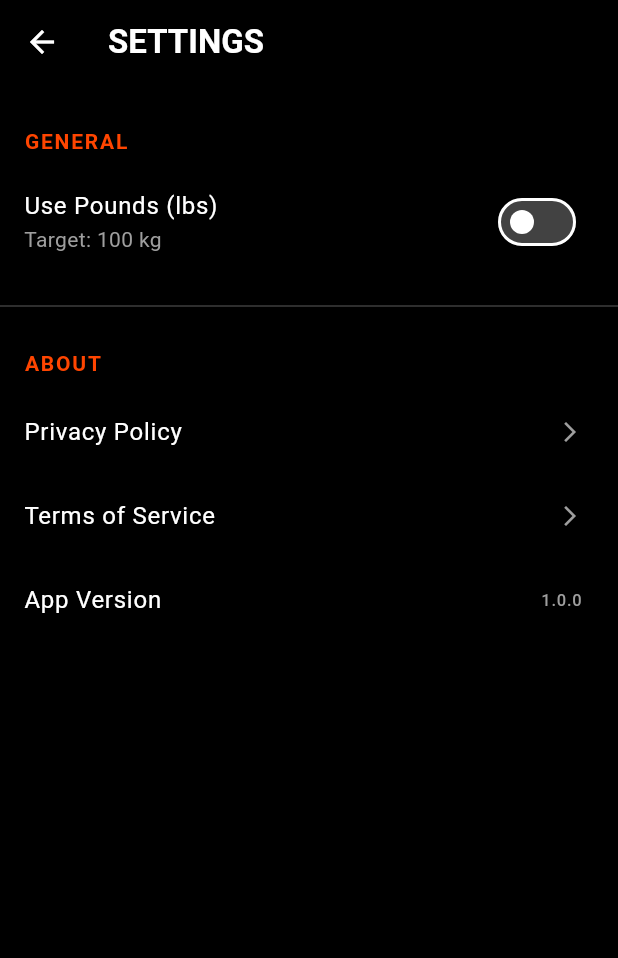
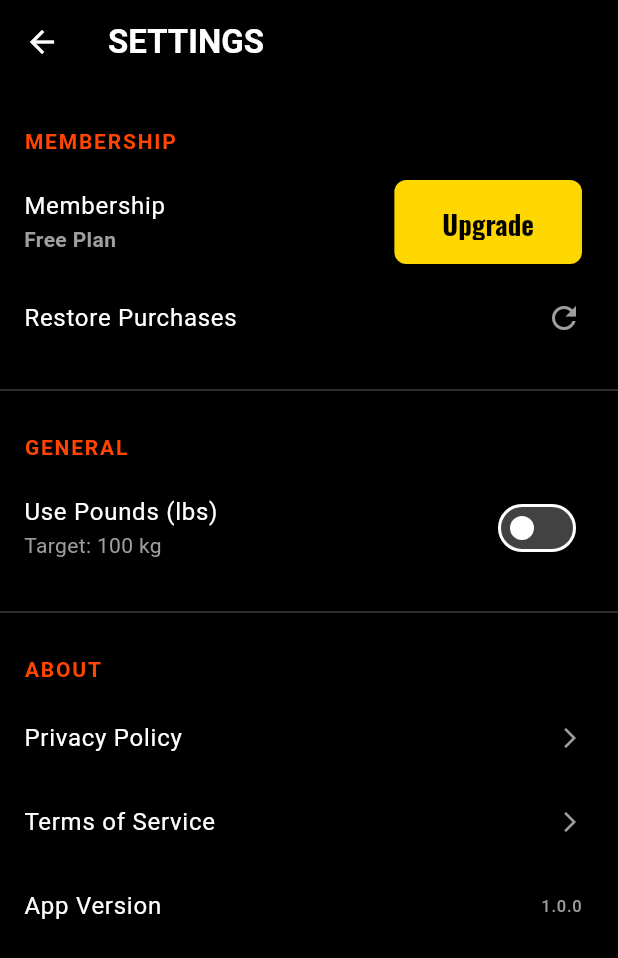
Before and after one commit to kenjikuroki/bench_breakthrough, a Flutter app: the screen it shows after launch, after a tap on the "settings" icon, on a phone screen of 412 x 824 dp. Shown: the top 958 px of the screen. Run offline on Flutter 3.47's test engine with Material 3 defaults, Android fonts, the phone set to English and light mode, and no system bars; our stand-ins replace fl_chart, flutter_markdown, flutter_riverpod, gap, google_fonts, google_mobile_ads and 5 more; accounts and stored records are empty; generated files the repository leaves out were written again.

Commit message:
バージョン1.0.0

```diff
--- /dev/null
+++ b/lib/core/config/app_config.dart
@@ -0,0 +1,5 @@
+class AppConfig {
+  // 課金機能の有効/無効フラグ
+  // テスト時は false、リリース時は true にする
+  static const bool isBillingEnabled = true;
+}
--- a/lib/features/dashboard/dashboard_screen.dart
+++ b/lib/features/dashboard/dashboard_screen.dart
@@ -17,6 +17,7 @@ import 'dashboard_provider.dart';
 import 'package:bench_breakthrough/features/dashboard/motivation_provider.dart';
 import 'package:bench_breakthrough/l10n/generated/app_localizations.dart';
 import 'package:bench_breakthrough/features/diagnosis/diagnosis_screen.dart';
+import '../subscription/purchase_service.dart';
 
 
 enum HistoryMode {
@@ -35,9 +36,7 @@ class DashboardScreen extends ConsumerStatefulWidget {
 }
 
 class _DashboardScreenState extends ConsumerState<DashboardScreen> {
-  // プレミアム会員かどうかのフラグ
-  bool _isPremiumMember = false;
-
+  // 画面撮影用のキー
   // 画面撮影用のキー
   final GlobalKey _graphKey = GlobalKey();
 
@@ -47,7 +46,8 @@ class _DashboardScreenState extends ConsumerState<DashboardScreen> {
   HistoryMode _historyMode = HistoryMode.chart; // デフォルトはグラフモード
 
   Future<void> _captureAndShare() async {
-    if (!_isPremiumMember) {
+    final isPremium = ref.read(isPremiumProvider).valueOrNull ?? false;
+    if (!isPremium) {
       _showPremiumDialog("シェア機能");
       return;
     }
@@ -93,13 +93,8 @@ class _DashboardScreenState extends ConsumerState<DashboardScreen> {
             style: ElevatedButton.styleFrom(backgroundColor: Colors.amber),
             child: Text("${AppLocalizations.of(context)!.upgrade} (¥480)", style: const TextStyle(color: Colors.black, fontWeight: FontWeight.bold)),
             onPressed: () {
-              setState(() {
-                _isPremiumMember = true;
-              });
+              ref.read(purchaseServiceProvider.notifier).buyPremium();
               Navigator.pop(context);
-              ScaffoldMessenger.of(context).showSnackBar(
-                SnackBar(content: Text(AppLocalizations.of(context)!.premiumSuccess))
-              );
             },
           ),
         ],
@@ -112,6 +107,7 @@ class _DashboardScreenState extends ConsumerState<DashboardScreen> {
     // データ取得
     final currentMaxAsync = ref.watch(currentMaxProvider);
     final historyAsync = ref.watch(workoutHistoryProvider);
+    final isPremium = ref.watch(isPremiumProvider).valueOrNull ?? false;
 
     // 設定値取得 (Unit)
     final isLbs = ref.watch(isLbsProvider);
@@ -367,30 +363,31 @@ class _DashboardScreenState extends ConsumerState<DashboardScreen> {
                                           scale: isOverTarget ? 1.0 : 0.5,
                                           curve: Curves.elasticOut,
                                           child: Container(
-                                            padding: const EdgeInsets.symmetric(horizontal: 20, vertical: 10),
+                                            padding: const EdgeInsets.symmetric(horizontal: 40, vertical: 24),
                                             decoration: BoxDecoration(
-                                              color: Colors.black.withValues(alpha: 0.7),
-                                              borderRadius: BorderRadius.circular(10),
-                                              border: Border.all(color: AppColors.accent, width: 2),
+                                              color: Colors.black.withValues(alpha: 0.8),
+                                              borderRadius: BorderRadius.circular(16),
+                                              border: Border.all(color: AppColors.accent, width: 4),
                                             ),
                                             child: Column(
                                               mainAxisSize: MainAxisSize.min,
                                               children: [
                                                   const Text(
-                                                    "LIMIT BREAK!", // Assuming this is kept in English as a stylistic choice or use AppLocalizations.of(context)!.limitBreak
+                                                    "LIMIT BREAK!",
                                                     style: TextStyle(
                                                       color: AppColors.accent,
                                                       fontWeight: FontWeight.w900,
-                                                      fontSize: 24,
+                                                      fontSize: 36,
                                                       fontStyle: FontStyle.italic,
                                                       shadows: [
-                                                        Shadow(blurRadius: 10, color: AppColors.accent, offset: Offset(0,0))
+                                                        Shadow(blurRadius: 15, color: AppColors.accent, offset: Offset(0,0))
                                                       ]
                                                     ),
                                                   ),
+                                                  const SizedBox(height: 8),
                                                   Text(
                                                     "${formatWeight(targetWeight)}$unitString ${AppLocalizations.of(context)!.limitBreakMsg}",
-                                                    style: const TextStyle(color: Colors.white, fontSize: 12, fontWeight: FontWeight.bold),
+                                                    style: const TextStyle(color: Colors.white, fontSize: 16, fontWeight: FontWeight.bold),
                                                   ),
                                               ],
                                             ),
@@ -420,7 +417,14 @@ class _DashboardScreenState extends ConsumerState<DashboardScreen> {
                                   padding: const EdgeInsets.only(top: 4.0),
                                   child: Text(
                                     "${formatWeight(targetWeight)}$unitString",
-                                    style: const TextStyle(color: AppColors.accent, fontWeight: FontWeight.bold),
+                                    style: const TextStyle(
+                                      color: AppColors.accent,
+                                      fontWeight: FontWeight.w900,
+                                      fontSize: 22, // Increased from default
+                                      shadows: [
+                                        Shadow(blurRadius: 2, color: Colors.black, offset: Offset(1, 1))
+                                      ]
+                                    ),
                                   ),
                                 ),
                               ),
@@ -536,7 +540,7 @@ class _DashboardScreenState extends ConsumerState<DashboardScreen> {
                         // Panel Content
                         Expanded(
                           child: _historyMode == HistoryMode.chart
-                            ? _buildChart(historyAsync, unitString, isLbs)
+                            ? _buildChart(historyAsync, unitString, isLbs, isPremium)
                             : _historyMode == HistoryMode.list
                               ? _buildHistoryList(historyAsync, unitString, isLbs)
                               : _buildDiagnosisPanel(currentMax),
@@ -597,10 +601,11 @@ class _DashboardScreenState extends ConsumerState<DashboardScreen> {
     }
   }
 
-  Widget _buildChart(AsyncValue<List<WorkoutHistoryItem>> historyAsync, String unitString, bool isLbs) {
+  Widget _buildChart(AsyncValue<List<WorkoutHistoryItem>> historyAsync, String unitString, bool isLbs, bool isPremium) {
     return GestureDetector(
       onTap: () {
-        if (!_isPremiumMember) _showPremiumDialog(AppLocalizations.of(context)!.maxWeight);
+        final isPremium = ref.read(isPremiumProvider).valueOrNull ?? false;
+        if (!isPremium) _showPremiumDialog(AppLocalizations.of(context)!.maxWeight);
       },
       child: Container(
         padding: const EdgeInsets.only(right: 20, top: 10, bottom: 10),
@@ -660,7 +665,7 @@ class _DashboardScreenState extends ConsumerState<DashboardScreen> {
                 );
               }
             ),
-            if (!_isPremiumMember)
+            if (!isPremium)
               Container(
                 width: double.infinity,
                 height: double.infinity,
--- a/lib/features/settings/settings_screen.dart
+++ b/lib/features/settings/settings_screen.dart
@@ -3,6 +3,9 @@ import 'package:flutter_riverpod/flutter_riverpod.dart';
 import 'package:bench_breakthrough/l10n/generated/app_localizations.dart';
 import '../../core/theme/app_colors.dart';
 import 'settings_provider.dart';
+import '../subscription/purchase_service.dart';
+
+import 'package:bench_breakthrough/features/settings/policy_screen.dart';
 
 class SettingsScreen extends ConsumerWidget {
   const SettingsScreen({super.key});
@@ -22,6 +25,11 @@ class SettingsScreen extends ConsumerWidget {
       body: ListView(
         children: [
           const SizedBox(height: 20),
+          _buildSectionHeader(AppLocalizations.of(context)!.membership.toUpperCase()),
+          _buildMembershipSection(context, ref),
+
+          const Divider(color: Colors.white24, height: 40),
+
           _buildSectionHeader(AppLocalizations.of(context)!.general.toUpperCase()),
           SwitchListTile(
             title: Text(AppLocalizations.of(context)!.usePounds, style: const TextStyle(color: Colors.white)),
@@ -44,14 +52,30 @@ class SettingsScreen extends ConsumerWidget {
             title: Text(AppLocalizations.of(context)!.privacyPolicy, style: const TextStyle(color: Colors.white)),
             trailing: const Icon(Icons.arrow_forward_ios, color: Colors.grey, size: 16),
             onTap: () {
-              // TODO: Open URL
+              Navigator.push(
+                context,
+                MaterialPageRoute(
+                  builder: (_) => PolicyScreen(
+                    fileName: 'privacy.md',
+                    title: AppLocalizations.of(context)!.privacyPolicy
+                  ),
+                ),
+              );
             },
           ),
            ListTile(
             title: Text(AppLocalizations.of(context)!.termsOfService, style: const TextStyle(color: Colors.white)),
             trailing: const Icon(Icons.arrow_forward_ios, color: Colors.grey, size: 16),
              onTap: () {
-              // TODO: Open URL
+              Navigator.push(
+                context,
+                MaterialPageRoute(
+                  builder: (_) => PolicyScreen(
+                    fileName: 'terms.md',
+                    title: AppLocalizations.of(context)!.termsOfService
+                  ),
+                ),
+              );
             },
           ),
            ListTile(
@@ -60,6 +84,46 @@ class SettingsScreen extends ConsumerWidget {
           ),
         ],
       ),
+    );
+  }
+
+  Widget _buildMembershipSection(BuildContext context, WidgetRef ref) {
+    final isPremium = ref.watch(isPremiumProvider).valueOrNull ?? false;
+    final l10n = AppLocalizations.of(context)!;
+
+    return Column(
+      children: [
+        ListTile(
+          title: Text(l10n.membership, style: const TextStyle(color: Colors.white)),
+          subtitle: Text(
+            isPremium ? l10n.proMember : l10n.freePlan,
+            style: TextStyle(
+              color: isPremium ? AppColors.accent : Colors.grey,
+              fontWeight: FontWeight.bold,
+            ),
+          ),
+          trailing: isPremium
+              ? const Icon(Icons.check_circle, color: AppColors.accent)
+              : ElevatedButton(
+                  onPressed: () {
+                    ref.read(purchaseServiceProvider.notifier).buyPremium();
+                  },
+                  style: ElevatedButton.styleFrom(
+                    backgroundColor: AppColors.accent,
+                    foregroundColor: Colors.black,
+                  ),
+                  child: Text(l10n.upgrade),
+                ),
+        ),
+        if (!isPremium)
+          ListTile(
+            title: Text(l10n.restorePurchases, style: const TextStyle(color: Colors.white)),
+            trailing: const Icon(Icons.refresh, color: Colors.grey),
+            onTap: () {
+              ref.read(purchaseServiceProvider.notifier).restore();
+            },
+          ),
+      ],
     );
   }
 
--- a/lib/l10n/app_en.arb
+++ b/lib/l10n/app_en.arb
@@ -36,6 +36,10 @@
   "privacyPolicy": "Privacy Policy",
   "termsOfService": "Terms of Service",
   "appVersion": "App Version",
+  "membership": "Membership",
+  "proMember": "PRO Member",
+  "freePlan": "Free Plan",
+  "restorePurchases": "Restore Purchases",
 
   "motivation1": "Why worry? Just lift it.",
   "motivation2": "Stop talking. Load the plates.",
--- a/lib/l10n/app_es.arb
+++ b/lib/l10n/app_es.arb
@@ -36,6 +36,10 @@
   "privacyPolicy": "Política de Privacidad",
   "termsOfService": "Términos de Servicio",
   "appVersion": "Versión",
+  "membership": "Membresía",
+  "proMember": "Miembro PRO",
+  "freePlan": "Plan Gratuito",
+  "restorePurchases": "Restaurar Compras",
 
   "motivation1": "¿Por qué preocuparse? Solo levántalo.",
   "motivation2": "Basta de charlas. Carga los discos.",
--- a/lib/l10n/app_ja.arb
+++ b/lib/l10n/app_ja.arb
@@ -36,6 +36,10 @@
   "privacyPolicy": "プライバシーポリシー",
   "termsOfService": "利用規約",
   "appVersion": "バージョン",
+  "membership": "メンバーシップ",
+  "proMember": "PRO メンバー",
+  "freePlan": "フリープラン",
+  "restorePurchases": "購入を復元",
 
   "motivation1": "何を悩んでいる？今日も持ち上げるだけだ。",
   "motivation2": "御託はいい。プレートを付けろ。",
--- a/pubspec.yaml
+++ b/pubspec.yaml
@@ -49,6 +49,8 @@ dependencies:
   flutter_localizations:
     sdk: flutter
   intl: ^0.20.2
+  in_app_purchase: ^3.2.3
+  flutter_markdown: ^0.7.7+1
 
 dev_dependencies:
   flutter_test:
@@ -82,6 +84,10 @@ flutter:
   assets:
     - assets/icons/
     - assets/images/
+    - assets/docs/
+    - assets/docs/en/
+    - assets/docs/ja/
+    - assets/docs/es/
 
   # An image asset can refer to one or more resolution-specific "variants", see
   # https://flutter.dev/to/resolution-aware-images
```
Also changed, not shown: lib/features/settings/policy_screen.dart (added, +69 -0 lines), lib/features/subscription/purchase_service.dart (added, +120 -0 lines), lib/features/subscription/purchase_service.g.dart (added), lib/l10n/generated/app_localizations.dart, lib/l10n/generated/app_localizations_en.dart, lib/l10n/generated/app_localizations_es.dart, lib/l10n/generated/app_localizations_ja.dart, pubspec.lock, 12 other files.
